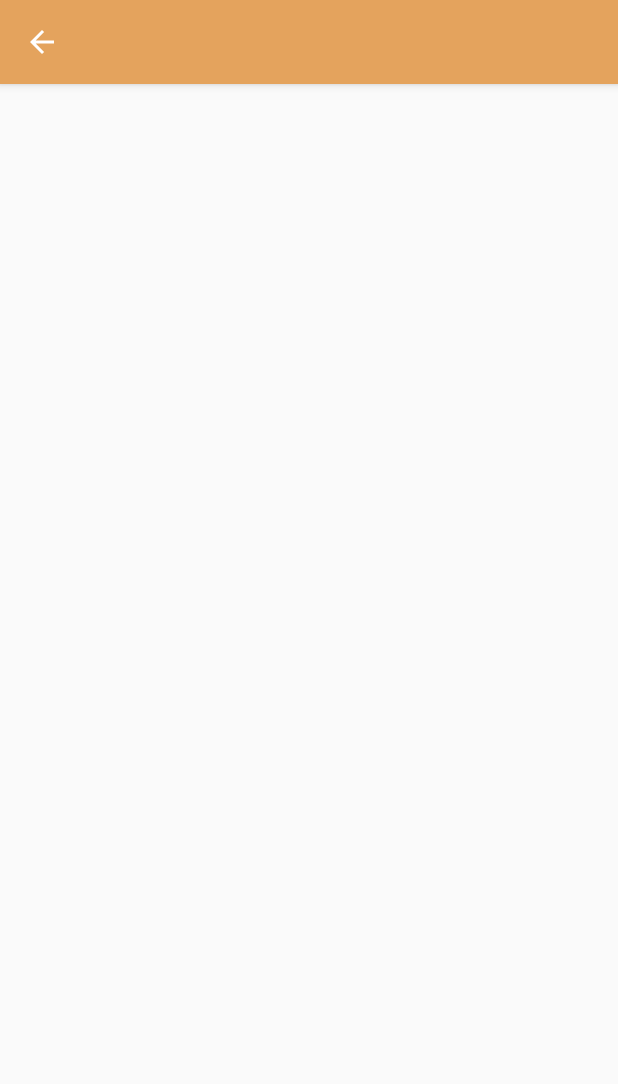
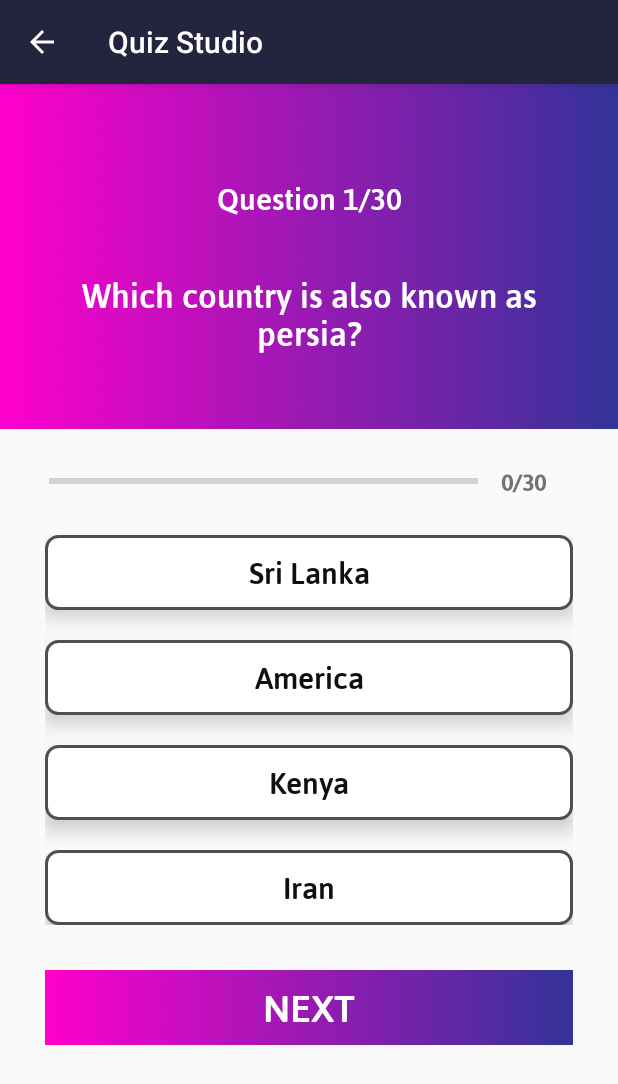
Before and after one commit to Moon-saleem/QuizStudio, an Android app: the QuestionWithoutImageActivity screen opened directly, with no data from a screen before it, on a phone screen of 412 x 824 dp. Shown: the top 1084 px of the screen. Run offline under Robolectric (Android 15) with nearby library versions, the phone set to English and light mode, and no system bars; Roboto replaces fonts that are not available here.

Commit message:
quiz studio

```diff
--- a/app/src/main/AndroidManifest.xml
+++ b/app/src/main/AndroidManifest.xml
@@ -9,7 +9,9 @@
         android:roundIcon="@mipmap/ic_launcher_round"
         android:supportsRtl="true"
         android:theme="@style/AppTheme">
-        <activity android:name=".activities.QuizShowing"></activity>
+        <activity android:name=".activities.QuestionWithoutImageActivity">
+
+        </activity>
         <activity android:name=".activities.LifeStyle" />
         <activity android:name=".activities.CategorySelection">
             <intent-filter>
--- a/app/src/main/java/com/example/quizstudio/Adapters/BookAdapter.java
+++ b/app/src/main/java/com/example/quizstudio/Adapters/BookAdapter.java
@@ -13,7 +13,7 @@ import androidx.annotation.NonNull;
 import androidx.recyclerview.widget.RecyclerView;
 
 import com.example.quizstudio.R;
-import com.example.quizstudio.activities.QuizShowing;
+import com.example.quizstudio.activities.QuestionWithoutImageActivity;
 import com.example.quizstudio.models.subjectModel;
 
 import java.util.ArrayList;
@@ -43,7 +43,7 @@ public class BookAdapter extends RecyclerView.Adapter<BookAdapter.bookViewHolder
         bookViewholder.itemView.setOnClickListener(new View.OnClickListener() {
             @Override
             public void onClick(View view) {
-                Intent intent=new Intent(context, QuizShowing.class);
+                Intent intent=new Intent(context, QuestionWithoutImageActivity.class);
                 intent.addFlags(Intent.FLAG_ACTIVITY_NEW_TASK);
                 intent.putExtra("type"," " + subjectModelArrayList.get(position).getSubjectName());
                 context.startActivity(intent);
--- a/app/src/main/java/com/example/quizstudio/Adapters/CustomAdater.java
+++ b/app/src/main/java/com/example/quizstudio/Adapters/CustomAdater.java
@@ -12,7 +12,7 @@ import androidx.annotation.NonNull;
 import androidx.recyclerview.widget.RecyclerView;
 
 import com.example.quizstudio.R;
-import com.example.quizstudio.activities.QuizShowing;
+import com.example.quizstudio.activities.QuestionWithoutImageActivity;
 import com.example.quizstudio.models.itemModel;
 
 import java.util.ArrayList;
@@ -40,7 +40,7 @@ public class CustomAdater extends RecyclerView.Adapter<CustomAdater.viewHolder>
          viewHolder.itemView.setOnClickListener(new View.OnClickListener() {
             @Override
             public void onClick(View view) {
-                Intent intent=new Intent(context, QuizShowing.class);
+                Intent intent=new Intent(context, QuestionWithoutImageActivity.class);
                 intent.addFlags(Intent.FLAG_ACTIVITY_NEW_TASK);
                 intent.putExtra("type","             " + itemModelArrayList.get(position).getName());
                 context.startActivity(intent);
--- a/app/src/main/java/com/example/quizstudio/Adapters/LifeStyleAdapter.java
+++ b/app/src/main/java/com/example/quizstudio/Adapters/LifeStyleAdapter.java
@@ -13,7 +13,7 @@ import androidx.annotation.NonNull;
 import androidx.recyclerview.widget.RecyclerView;
 
 import com.example.quizstudio.R;
-import com.example.quizstudio.activities.QuizShowing;
+import com.example.quizstudio.activities.QuestionWithoutImageActivity;
 import com.example.quizstudio.models.subjectModel;
 
 import java.util.ArrayList;
@@ -43,10 +43,11 @@ public class LifeStyleAdapter extends RecyclerView.Adapter<LifeStyleAdapter.book
         bookViewholder.itemView.setOnClickListener(new View.OnClickListener() {
             @Override
             public void onClick(View view) {
-                Intent intent=new Intent(context, QuizShowing.class);
+                Intent intent=new Intent(context, QuestionWithoutImageActivity.class);
                 intent.addFlags(Intent.FLAG_ACTIVITY_NEW_TASK);
                 intent.putExtra("type","" + subjectModelArrayList.get(position).getSubjectName());
                 context.startActivity(intent);
+
             }
         });
 
--- a/app/src/main/java/com/example/quizstudio/Adapters/LifeTopicAdapter.java
+++ b/app/src/main/java/com/example/quizstudio/Adapters/LifeTopicAdapter.java
@@ -12,7 +12,7 @@ import androidx.annotation.NonNull;
 import androidx.recyclerview.widget.RecyclerView;
 
 import com.example.quizstudio.R;
-import com.example.quizstudio.activities.QuizShowing;
+import com.example.quizstudio.activities.QuestionWithoutImageActivity;
 import com.example.quizstudio.models.itemModel;
 
 import java.util.ArrayList;
@@ -40,7 +40,7 @@ public class LifeTopicAdapter extends RecyclerView.Adapter<LifeTopicAdapter.view
         viewHolder.itemView.setOnClickListener(new View.OnClickListener() {
             @Override
             public void onClick(View view) {
-                Intent intent=new Intent(context,QuizShowing.class);
+                Intent intent=new Intent(context, QuestionWithoutImageActivity.class);
                 intent.addFlags(Intent.FLAG_ACTIVITY_NEW_TASK);
                 intent.putExtra("type","" + itemModelArrayList.get(position).getName());
 
--- a/app/src/main/java/com/example/quizstudio/activities/QuizShowing.kt
+++ b/app/src/main/java/com/example/quizstudio/activities/QuestionWithoutImageActivity.kt
@@ -1,24 +1,29 @@
 package com.example.quizstudio.activities
 
+import android.content.Intent
 import androidx.appcompat.app.AppCompatActivity
 import android.os.Bundle
 import android.view.MenuItem
 import com.example.quizstudio.R
-import kotlinx.android.synthetic.main.activity_quiz_showing.*
+import kotlinx.android.synthetic.main.activity_question_without_image.*
 
-class QuizShowing : AppCompatActivity() {
+class QuestionWithoutImageActivity : AppCompatActivity() {
     override fun onCreate(savedInstanceState: Bundle?) {
         super.onCreate(savedInstanceState)
-        setContentView(R.layout.activity_quiz_showing)
+
+        setContentView(R.layout.activity_question_without_image)
+//        supportActionBar?.hide()
 
         if (intent!=null)
         {
-            var type: String? =intent.getStringExtra("type")
-            textView.text = type
+            val type: String? =intent.getStringExtra("type")
+            tv_bookname.text=type
+
         }
-        supportActionBar?.title=textView.text
         supportActionBar!!.setDisplayHomeAsUpEnabled(true)
         supportActionBar!!.setDisplayShowHomeEnabled(true)
+
+
 
     }
     override fun onOptionsItemSelected(item: MenuItem): Boolean {
--- /dev/null
+++ b/app/src/main/res/drawable/default_options_background.xml
@@ -0,0 +1,7 @@
+<?xml version="1.0" encoding="utf-8"?>
+<shape xmlns:android="http://schemas.android.com/apk/res/android" android:shape="rectangle">
+    <stroke android:width="2dp" android:color="#504E4E"/>
+    <solid android:color="@android:color/white"/>
+    <corners android:radius="8dp"/>
+
+</shape>
--- /dev/null
+++ b/app/src/main/res/drawable/ic_baseline_arrow_back_24.xml
@@ -0,0 +1,5 @@
+<vector android:height="24dp" android:tint="#FFFFFF"
+    android:viewportHeight="24" android:viewportWidth="24"
+    android:width="24dp" xmlns:android="http://schemas.android.com/apk/res/android">
+    <path android:fillColor="@android:color/white" android:pathData="M20,11H7.83l5.59,-5.59L12,4l-8,8 8,8 1.41,-1.41L7.83,13H20v-2z"/>
+</vector>
--- /dev/null
+++ b/app/src/main/res/drawable/next_btn_background.xml
@@ -0,0 +1,6 @@
+<?xml version="1.0" encoding="utf-8"?>
+<shape xmlns:android="http://schemas.android.com/apk/res/android" android:shape="rectangle">
+    <solid android:color="#4A00E0"/>
+    <corners android:radius="8dp"/>
+
+</shape>
--- /dev/null
+++ b/app/src/main/res/layout/activity_question_without_image.xml
@@ -0,0 +1,190 @@
+<?xml version="1.0" encoding="utf-8"?>
+
+<ScrollView
+    android:layout_height="match_parent"
+    android:layout_width="match_parent"
+    xmlns:android="http://schemas.android.com/apk/res/android" >
+
+
+<RelativeLayout
+    xmlns:tools="http://schemas.android.com/tools"
+    android:layout_width="match_parent"
+    android:layout_height="0dp"
+
+    tools:context=".activities.QuestionWithoutImageActivity">
+
+    <ImageView
+        android:id="@+id/background_image"
+        android:layout_width="match_parent"
+        android:layout_height="230dp"
+        android:scaleType="fitXY"
+        android:layout_centerHorizontal="true"
+        android:src="@drawable/fusinon"/>
+
+
+
+    <TextView
+        android:id="@+id/tv_bookname"
+        android:layout_width="match_parent"
+        android:layout_height="wrap_content"
+        android:text="Book name"
+        android:textColor="@android:color/white"
+        android:textAlignment="center"
+        android:textSize="25sp"
+        android:layout_marginTop="15dp"
+        android:fontFamily="@font/asap_medium"/>
+
+    <TextView
+        android:id="@+id/question_num_text"
+        android:layout_width="match_parent"
+        android:layout_height="wrap_content"
+        android:layout_below="@id/tv_bookname"
+        android:text="Question 1/30"
+        android:textColor="@android:color/white"
+        android:textAlignment="center"
+        android:textSize="20sp"
+        android:layout_marginTop="15dp"
+        android:fontFamily="@font/asap_medium"/>
+
+    <TextView
+        android:id="@+id/tv_question_text"
+        android:layout_width="match_parent"
+        android:layout_height="wrap_content"
+        android:text="Which country is also known as persia?"
+        android:textColor="@android:color/white"
+        android:textAlignment="center"
+        android:layout_below="@id/question_num_text"
+        android:textSize="22sp"
+        android:layout_centerHorizontal="true"
+        android:layout_marginStart="35dp"
+        android:layout_marginEnd="35dp"
+        android:layout_marginTop="37dp"
+        android:fontFamily="@font/asap_medium"/>
+    <LinearLayout
+        android:layout_width="match_parent"
+        android:layout_height="wrap_content"
+        android:layout_marginTop="10dp"
+        android:id="@+id/bar_linear"
+        android:layout_marginStart="35dp"
+        android:layout_centerHorizontal="true"
+        android:layout_marginEnd="30dp"
+        android:layout_below="@id/background_image"
+        android:gravity="center_vertical"
+        android:orientation="horizontal"
+        >
+        <ProgressBar
+            android:id="@+id/progress_horizontal"
+            android:layout_width="0dp"
+            android:layout_height="wrap_content"
+            android:layout_weight="1"
+            android:max="12"
+            style="?android:attr/progressBarStyleHorizontal"
+            android:minHeight="50dp"
+            android:progress="0"
+            android:indeterminate="false"/>
+
+        <TextView
+            android:id="@+id/question_number_text"
+            android:layout_width="wrap_content"
+            android:layout_height="wrap_content"
+            android:gravity="center"
+            android:padding="15dp"
+            tools:text="0/12"
+            android:text="0/30"
+            android:textColorHint="#000307"
+            android:textSize="15sp"
+            android:textStyle="bold"
+            android:fontFamily="@font/asap_medium"/>
+
+
+
+    </LinearLayout>
+   <LinearLayout
+       android:id="@+id/option_linear_layout"
+       android:layout_width="match_parent"
+       android:layout_height="match_parent"
+       android:layout_marginStart="30dp"
+       android:layout_marginEnd="30dp"
+       android:gravity="center_horizontal"
+       android:layout_marginTop="10dp"
+       android:orientation="vertical"
+       android:layout_below="@id/bar_linear">
+
+       <TextView
+           android:id="@+id/option_1"
+           android:layout_width="match_parent"
+           android:layout_height="50dp"
+           android:gravity="center"
+           android:elevation="8dp"
+           android:textColor="#0F0F10"
+           android:background="@drawable/default_options_background"
+           android:text="Sri Lanka"
+           tools:text="Apple"
+           android:textSize="20sp"
+           android:fontFamily="@font/asap_medium"/>
+       <TextView
+           android:id="@+id/option_2"
+           android:layout_width="match_parent"
+           android:layout_height="50dp"
+           android:gravity="center"
+           android:layout_marginTop="20dp"
+           android:elevation="8dp"
+           android:textColor="#0F0F10"
+           android:background="@drawable/default_options_background"
+           android:text="America"
+           tools:text="Apple"
+           android:textSize="20sp"
+           android:fontFamily="@font/asap_medium"/>
+
+       <TextView
+           android:id="@+id/option_3"
+           android:layout_width="match_parent"
+           android:layout_height="50dp"
+           android:gravity="center"
+           android:layout_marginTop="20dp"
+           android:elevation="8dp"
+           android:textColor="#0F0F10"
+           android:background="@drawable/default_options_background"
+           android:text="Kenya"
+           tools:text="Apple"
+           android:textSize="20sp"
+           android:fontFamily="@font/asap_medium"/>
+
+       <TextView
+           android:id="@+id/option_4"
+           android:layout_width="match_parent"
+           android:layout_height="50dp"
+           android:gravity="center"
+           android:layout_marginTop="20dp"
+           android:elevation="8dp"
+           android:textColor="#0F0F10"
+           android:background="@drawable/default_options_background"
+           android:text="Iran"
+           tools:text="Apple"
+           android:textSize="20sp"
+           android:fontFamily="@font/asap_medium"/>
+
+
+   </LinearLayout>
+
+    <Button
+        android:layout_width="match_parent"
+        android:layout_height="50dp"
+        android:text="NEXT"
+        android:layout_marginStart="30dp"
+        android:layout_marginEnd="30dp"
+        android:background="@drawable/fusinon"
+        android:layout_alignParentEnd="true"
+        android:layout_marginTop="30dp"
+        android:textColor="@android:color/white"
+        android:textSize="25sp"
+        android:layout_marginBottom="10dp"
+        android:fontFamily="@font/asap_medium"
+        android:layout_below="@id/option_linear_layout" />
+
+
+
+</RelativeLayout>
+
+
+</ScrollView>
--- a/app/src/main/res/layout/activity_quiz_showing.xml
+++ /dev/null
@@ -1,22 +0,0 @@
-<?xml version="1.0" encoding="utf-8"?>
-<androidx.constraintlayout.widget.ConstraintLayout xmlns:android="http://schemas.android.com/apk/res/android"
-    xmlns:app="http://schemas.android.com/apk/res-auto"
-    xmlns:tools="http://schemas.android.com/tools"
-    android:layout_width="match_parent"
-    android:layout_height="match_parent"
-    tools:context=".activities.QuizShowing">
-
-    <TextView
-        android:id="@+id/textView"
-        android:layout_width="match_parent"
-        android:layout_height="wrap_content"
-        android:layout_marginStart="8dp"
-        android:layout_marginEnd="8dp"
-        android:text="TextView"
-        android:textAlignment="center"
-        android:textSize="20sp"
-        app:layout_constraintBottom_toBottomOf="parent"
-        app:layout_constraintEnd_toEndOf="parent"
-        app:layout_constraintStart_toStartOf="parent"
-        app:layout_constraintTop_toTopOf="parent" />
-</androidx.constraintlayout.widget.ConstraintLayout>
--- a/app/src/main/res/values/styles.xml
+++ b/app/src/main/res/values/styles.xml
@@ -2,8 +2,8 @@
     <!-- Base application theme. -->
     <style name="AppTheme" parent="Theme.AppCompat.Light.DarkActionBar">
         <!-- Customize your theme here. -->
-        <item name="colorPrimary">#E4A35D</item>
-        <item name="colorPrimaryDark">#DC7506</item>
+        <item name="colorPrimary">#24243e</item>
+        <item name="colorPrimaryDark">#0f0c29</item>
         <item name="colorAccent">@color/colorAccent</item>
     </style>
 
```
Also changed, not shown: app/src/main/res/drawable/amin.jpg (added), app/src/main/res/drawable/fusinon.jpg (added), app/src/main/res/drawable/lawer.jpg (added).
